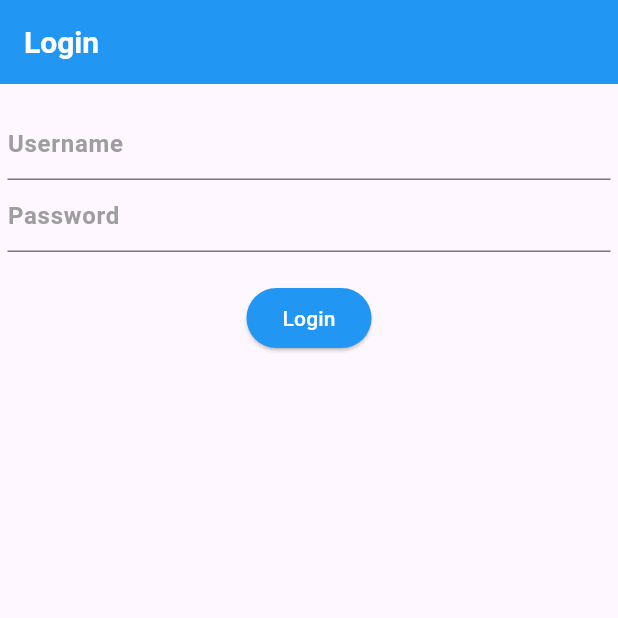
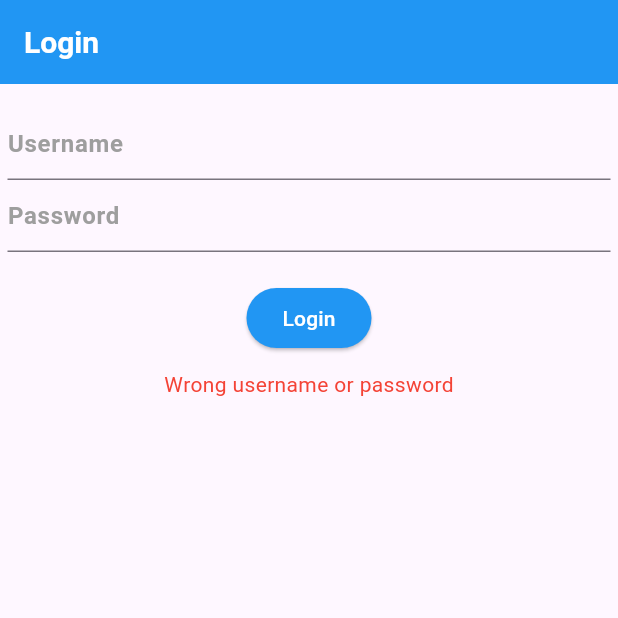
Before and after one commit to kimmysoybad404/flutter_application, a Flutter app: the screen it shows after launch, after a tap on "Login", on a phone screen of 412 x 824 dp, the top half of it. Run offline on Flutter 3.47's test engine with Material 3 defaults, Android fonts, the phone set to English and light mode, and no system bars.

Commit message:
Finish: Finish all assignment ui/ux and all function!

```diff
--- a/lib/week04/assignment1.dart
+++ b/lib/week04/assignment1.dart
@@ -10,11 +10,17 @@ class Assignment1 extends StatefulWidget {
 class _Assignment1State extends State<Assignment1> {
   TextEditingController tcUsername = TextEditingController();
   TextEditingController tcPassword = TextEditingController();
+  String loginMessage = '';
 
   void checkLogin() {
     setState(() {
-      if(tcUsername == "admin"){
-
+      String username = tcUsername.text;
+      String password = tcPassword.text;
+      if(username == "admin" && password == "1234"){
+        loginMessage = 'Welcome admin';
+      }
+      else{
+        loginMessage = 'Wrong username or password';
       }
 
     });
@@ -56,6 +62,7 @@ class _Assignment1State extends State<Assignment1> {
             padding: const EdgeInsets.fromLTRB(5.0, 0.0, 5.0, 20.0),
             child: TextField(
               controller: tcPassword,
+              obscureText: true,
               decoration: InputDecoration(
                 hintText: 'Password',
                 hintStyle: TextStyle(
@@ -70,6 +77,8 @@ class _Assignment1State extends State<Assignment1> {
             style: ElevatedButton.styleFrom(backgroundColor: Colors.blue),
             child: Text('Login', style: TextStyle(color: Colors.white)),
           ),
+          Padding(padding: const EdgeInsets.all(5.0)),
+          Text(loginMessage, style: TextStyle(color: Colors.red),)
         ],
       ),
     );
```
